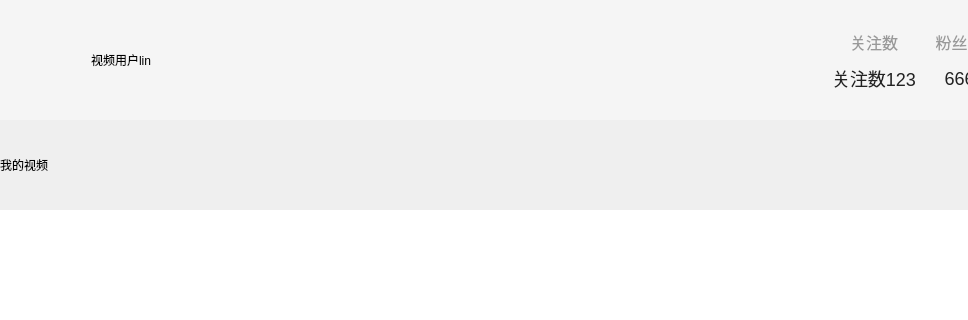
The window that client/BiliVideoPlayerSystem/myselfwidget.ui (shilinnull/BiliVideoPlayer) describes before a commit, drawn with Qt 5; both pictures show x 0 to 968 and y 0 to 320 of the 1341 by 784 pixel window.
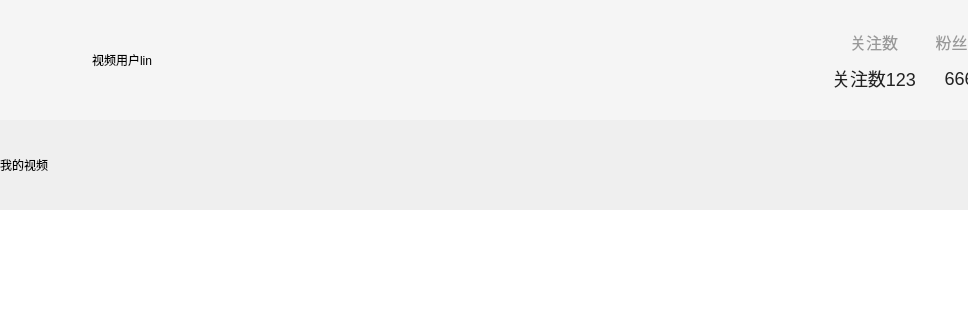
The same window after the commit. Icons and pictures are not drawn. Custom widgets are drawn as their Qt base class.

Diff of the .ui file:
```diff
--- a/client/BiliVideoPlayerSystem/myselfwidget.ui
+++ b/client/BiliVideoPlayerSystem/myselfwidget.ui
@@ -78,7 +78,7 @@
         </property>
         <layout class="QHBoxLayout" name="horizontalLayout_2">
          <property name="spacing">
-          <number>7</number>
+          <number>8</number>
          </property>
          <property name="leftMargin">
           <number>0</number>
@@ -126,18 +126,11 @@
           </widget>
          </item>
          <item>
-          <widget class="QLabel" name="nicknameLabel">
-           <property name="minimumSize">
-            <size>
-             <width>125</width>
-             <height>0</height>
-            </size>
-           </property>
-           <property name="maximumSize">
-            <size>
-             <width>125</width>
-             <height>16777215</height>
-            </size>
+          <widget class="QPushButton" name="nicknameBtn">
+           <property name="styleSheet">
+            <string notr="true">#nicknameBtn {
+	border : none;
+}</string>
            </property>
            <property name="text">
             <string>视频用户lin</string>
```
